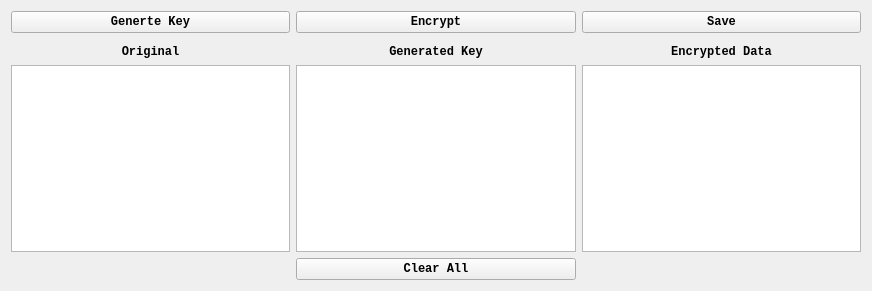
The window that GUI_Designs/simpleXOR_encrypter.ui (Logic-gate/simple-xor) describes before a commit, drawn with Qt 5.
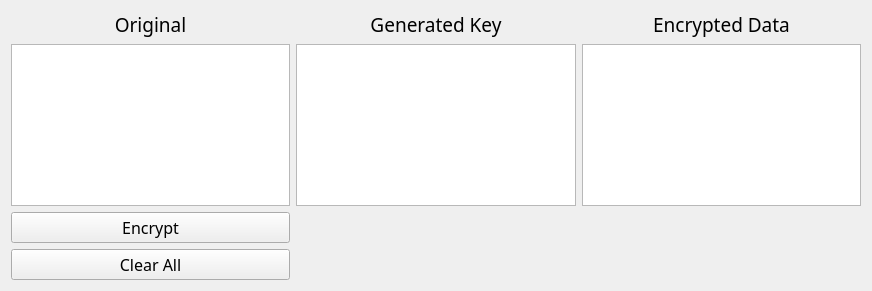
The same window after the commit. Custom widgets are drawn as their Qt base class.

```diff
--- a/GUI_Designs/simpleXOR_encrypter.ui
+++ b/GUI_Designs/simpleXOR_encrypter.ui
@@ -12,42 +12,48 @@
   </property>
   <property name="font">
    <font>
-    <family>Courier New</family>
-    <weight>75</weight>
-    <bold>true</bold>
+    <family>Guardian Laser</family>
+    <weight>50</weight>
+    <bold>false</bold>
    </font>
   </property>
   <property name="windowTitle">
    <string>Form</string>
   </property>
   <layout class="QGridLayout" name="gridLayout">
-   <item row="0" column="1">
-    <layout class="QVBoxLayout" name="verticalLayout_5">
+   <item row="0" column="2">
+    <layout class="QVBoxLayout" name="verticalLayout_6">
      <item>
-      <widget class="QPushButton" name="encrypt_btn">
-       <property name="text">
-        <string>Encrypt</string>
-       </property>
-      </widget>
-     </item>
-     <item>
-      <layout class="QVBoxLayout" name="verticalLayout_2">
+      <layout class="QVBoxLayout" name="verticalLayout_3">
        <item>
-        <widget class="KLed" name="kled_2">
-         <property name="state">
-          <enum>KLed::Off</enum>
+        <widget class="QLabel" name="encrypted_label">
+         <property name="font">
+          <font>
+           <family>Radio Space</family>
+           <pointsize>14</pointsize>
+          </font>
          </property>
-        </widget>
-       </item>
-       <item>
-        <widget class="QLabel" name="generated_label">
          <property name="text">
-          <string>&lt;html&gt;&lt;head/&gt;&lt;body&gt;&lt;p align=&quot;center&quot;&gt;Generated Key&lt;/p&gt;&lt;/body&gt;&lt;/html&gt;</string>
+          <string>&lt;html&gt;&lt;head/&gt;&lt;body&gt;&lt;p align=&quot;center&quot;&gt;Encrypted Data&lt;/p&gt;&lt;/body&gt;&lt;/html&gt;</string>
          </property>
         </widget>
        </item>
        <item>
-        <widget class="QTextEdit" name="Key_text"/>
+        <widget class="QTextEdit" name="encrypted_text">
+         <property name="font">
+          <font>
+           <family>Courier New</family>
+           <weight>75</weight>
+           <bold>true</bold>
+          </font>
+         </property>
+         <property name="readOnly">
+          <bool>true</bool>
+         </property>
+         <property name="acceptRichText">
+          <bool>true</bool>
+         </property>
+        </widget>
        </item>
       </layout>
      </item>
@@ -55,84 +61,141 @@
    </item>
    <item row="0" column="0">
     <layout class="QVBoxLayout" name="verticalLayout_4">
-     <item>
-      <widget class="QPushButton" name="Generate_btn">
-       <property name="text">
-        <string>Generte Key</string>
-       </property>
-      </widget>
-     </item>
      <item>
       <layout class="QVBoxLayout" name="verticalLayout">
-       <item>
-        <widget class="KLed" name="kled">
-         <property name="state">
-          <enum>KLed::Off</enum>
-         </property>
-        </widget>
-       </item>
        <item>
         <widget class="QLabel" name="original_label">
+         <property name="font">
+          <font>
+           <family>Radio Space</family>
+           <pointsize>14</pointsize>
+          </font>
+         </property>
          <property name="text">
           <string>&lt;html&gt;&lt;head/&gt;&lt;body&gt;&lt;p align=&quot;center&quot;&gt;Original&lt;/p&gt;&lt;/body&gt;&lt;/html&gt;</string>
          </property>
         </widget>
        </item>
        <item>
-        <widget class="QTextEdit" name="Original_text"/>
+        <widget class="QTextEdit" name="Original_text">
+         <property name="font">
+          <font>
+           <family>Courier New</family>
+           <weight>75</weight>
+           <bold>true</bold>
+          </font>
+         </property>
+         <property name="cursor" stdset="0">
+          <cursorShape>IBeamCursor</cursorShape>
+         </property>
+         <property name="readOnly">
+          <bool>true</bool>
+         </property>
+        </widget>
        </item>
       </layout>
      </item>
     </layout>
    </item>
-   <item row="1" column="1">
-    <widget class="QPushButton" name="clear_btn">
+   <item row="0" column="1">
+    <layout class="QVBoxLayout" name="verticalLayout_5">
+     <item>
+      <layout class="QVBoxLayout" name="verticalLayout_2">
+       <item>
+        <widget class="QLabel" name="generated_label">
+         <property name="font">
+          <font>
+           <family>Radio Space</family>
+           <pointsize>14</pointsize>
+          </font>
+         </property>
+         <property name="text">
+          <string>&lt;html&gt;&lt;head/&gt;&lt;body&gt;&lt;p align=&quot;center&quot;&gt;Generated Key&lt;/p&gt;&lt;/body&gt;&lt;/html&gt;</string>
+         </property>
+        </widget>
+       </item>
+       <item>
+        <widget class="QTextEdit" name="Key_text">
+         <property name="font">
+          <font>
+           <family>Courier New</family>
+           <weight>75</weight>
+           <bold>true</bold>
+          </font>
+         </property>
+         <property name="readOnly">
+          <bool>true</bool>
+         </property>
+        </widget>
+       </item>
+      </layout>
+     </item>
+    </layout>
+   </item>
+   <item row="1" column="0">
+    <widget class="QPushButton" name="selectBtnAndEncrypt">
+     <property name="font">
+      <font>
+       <family>Radio Space</family>
+       <pointsize>12</pointsize>
+      </font>
+     </property>
+     <property name="text">
+      <string>Encrypt</string>
+     </property>
+    </widget>
+   </item>
+   <item row="2" column="0">
+    <widget class="QPushButton" name="clearBtn">
+     <property name="font">
+      <font>
+       <family>Radio Space</family>
+       <pointsize>12</pointsize>
+      </font>
+     </property>
      <property name="text">
       <string>Clear All</string>
      </property>
     </widget>
    </item>
-   <item row="0" column="2">
-    <layout class="QVBoxLayout" name="verticalLayout_6">
-     <item>
-      <widget class="QPushButton" name="save_btn">
-       <property name="text">
-        <string>Save</string>
-       </property>
-      </widget>
-     </item>
-     <item>
-      <layout class="QVBoxLayout" name="verticalLayout_3">
-       <item>
-        <widget class="KLed" name="kled_3">
-         <property name="state">
-          <enum>KLed::Off</enum>
-         </property>
-        </widget>
-       </item>
-       <item>
-        <widget class="QLabel" name="encrypted_label">
-         <property name="text">
-          <string>&lt;html&gt;&lt;head/&gt;&lt;body&gt;&lt;p align=&quot;center&quot;&gt;Encrypted Data&lt;/p&gt;&lt;/body&gt;&lt;/html&gt;</string>
-         </property>
-        </widget>
-       </item>
-       <item>
-        <widget class="QTextEdit" name="encrypted_text"/>
-       </item>
-      </layout>
-     </item>
-    </layout>
+   <item row="1" column="1">
+    <widget class="QLabel" name="filePath">
+     <property name="font">
+      <font>
+       <family>Courier New</family>
+      </font>
+     </property>
+     <property name="text">
+      <string/>
+     </property>
+    </widget>
+   </item>
+   <item row="1" column="2">
+    <widget class="QLabel" name="time">
+     <property name="font">
+      <font>
+       <family>Courier New</family>
+      </font>
+     </property>
+     <property name="text">
+      <string/>
+     </property>
+    </widget>
+   </item>
+   <item row="2" column="1">
+    <widget class="QLabel" name="originalCharCount">
+     <property name="font">
+      <font>
+       <family>Courier New</family>
+      </font>
+     </property>
+     <property name="text">
+      <string/>
+     </property>
+    </widget>
    </item>
   </layout>
  </widget>
- <customwidgets>
-  <customwidget>
-   <class>KLed</class>
-   <extends>QWidget</extends>
-   <header>kled.h</header>
-  </customwidget>
- </customwidgets>
  <resources/>
  <connections>
   <connection>
```
Left out of the diff: 290 changed lines with no effect on the pictures.
